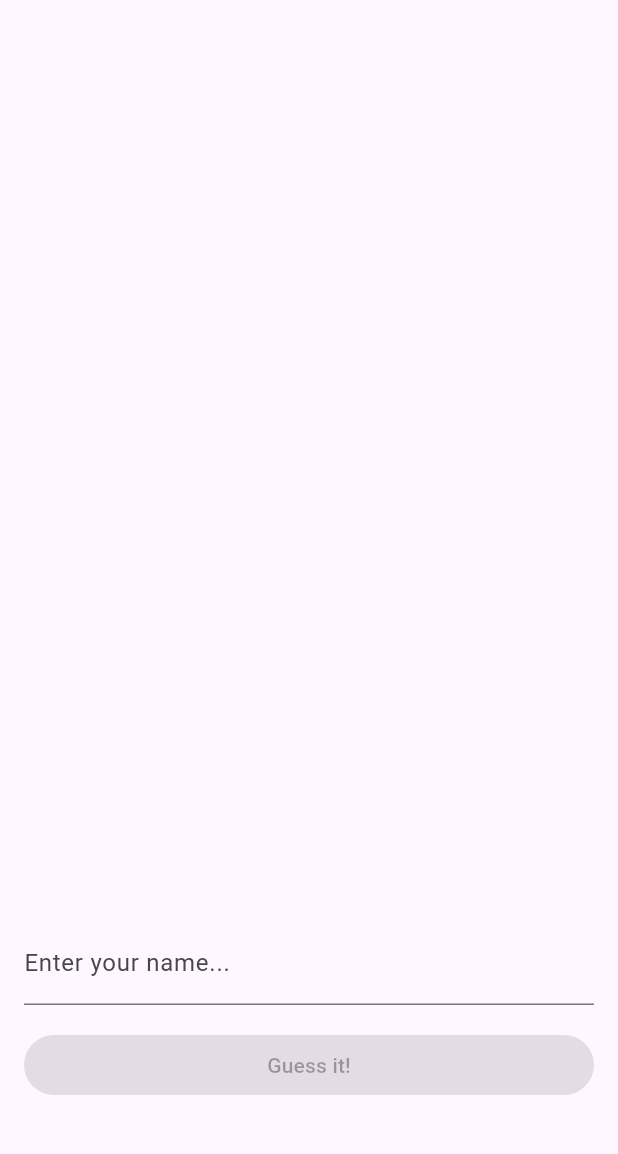
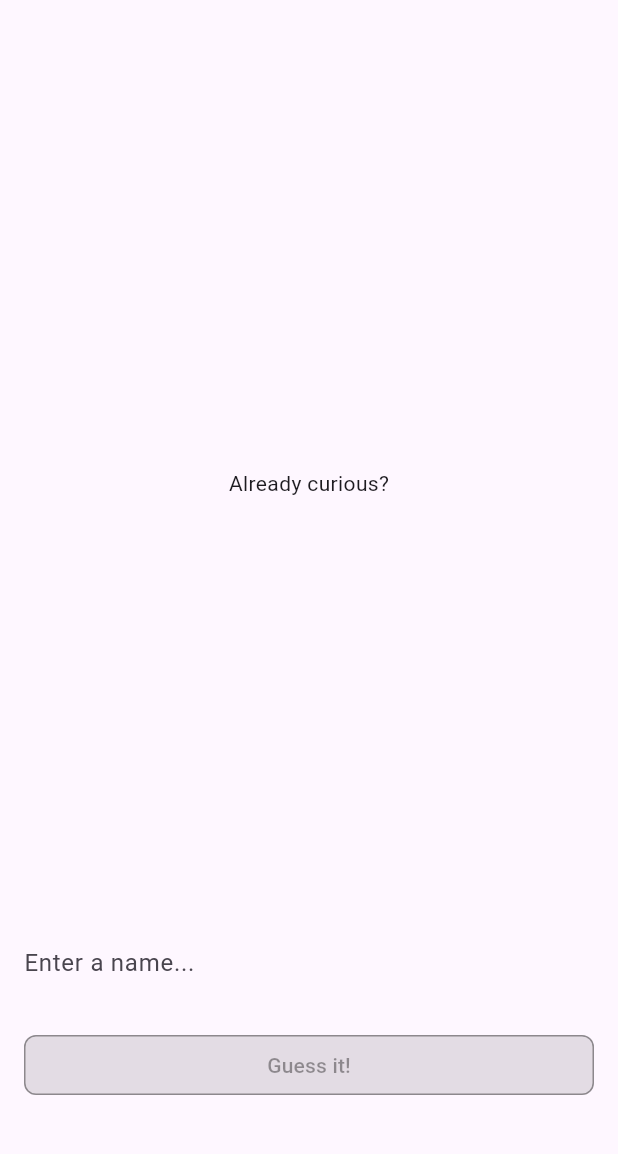
Before and after one commit to paswes/age_guesser, a Flutter app: the screen it shows after launch, on a phone screen of 412 x 824 dp, the part 63-1217 px from its top. Run offline on Flutter 3.47's test engine with Material 2 defaults, Android fonts, the light colour scheme and no system bars; our stand-ins replace flutter_bloc.

Commit message:
feat: get estimated age for given name

```diff
--- a/lib/cubit/status.dart
+++ /dev/null
@@ -1,14 +0,0 @@
-enum Status {
-  initial,
-  loading,
-  success,
-  error;
-
-  bool get isInitial => this == initial;
-
-  bool get isLoading => this == loading;
-
-  bool get isSuccess => this == success;
-
-  bool get isError => this == error;
-}
--- a/lib/main.dart
+++ b/lib/main.dart
@@ -1,9 +1,10 @@
-import 'package:age_guesser/cubit/age_cubit.dart';
-import 'package:age_guesser/pages/home_page.dart';
-import 'package:age_guesser/api/age_api.dart';
+import 'package:age_guesser/pages/guess_age_page.dart';
+import 'package:age_guesser/modules/name_age/api/name_age_api.dart';
 import 'package:flutter/foundation.dart';
 import 'package:flutter/material.dart';
 import 'package:flutter_bloc/flutter_bloc.dart';
+
+import 'modules/name_age/cubit/name_age_cubit.dart';
 
 void main() {
   runApp(const MyApp());
@@ -23,7 +24,7 @@ class MyApp extends StatelessWidget {
       ),
       home: BlocProvider(
         create: (context) => NameAgeCubit(ageApi: AgeApi()),
-        child: const HomePage(),
+        child: const GuessAgePage(),
       ),
     );
   }
--- a/lib/api/age_api.dart
+++ b/lib/modules/name_age/api/name_age_api.dart
@@ -1,16 +1,17 @@
 import 'dart:io';
 import 'dart:convert';
+import 'package:age_guesser/modules/name_age/model/name_age.dart';
 import 'package:http/http.dart' as http;
 
 // ignore: constant_identifier_names
 const API_BASE = 'https://api.agify.io';
 
 class AgeApi {
-  Future<int> getAgeByName(String name) async {
+  Future<NameAge> getAgeByName(String name) async {
     final response = await http.get(Uri.parse('$API_BASE?name=$name'));
     if (response.statusCode == HttpStatus.ok) {
       final json = jsonDecode(response.body);
-      return json['age'];
+      return NameAge.fromJson(json);
     }
 
     throw 'Failed to get estimated age for $name -'
--- a/lib/cubit/age_state.dart
+++ b/lib/modules/name_age/cubit/name_age_state.dart
@@ -1,10 +1,10 @@
-part of 'age_cubit.dart';
+part of 'name_age_cubit.dart';
 
 class NameAgeState {
   final Status status;
   final Exception? lastException;
   final int? age;
-  final String? name;
+  final String name;
 
   const NameAgeState._({
     required this.status,
@@ -17,7 +17,7 @@ class NameAgeState {
         status: Status.initial,
         lastException: null,
         age: null,
-        name: null,
+        name: '',
       );
 
   NameAgeState copyWith({
--- /dev/null
+++ b/lib/modules/name_age/model/name_age.dart
@@ -0,0 +1,21 @@
+// ignore: constant_identifier_names
+const NAME_MIN_LENGTH = 1;
+// ignore: constant_identifier_names
+const NAME_MAX_LENGTH = 30;
+
+class NameAge {
+  final int age;
+  final String name;
+
+  const NameAge({
+    required this.age,
+    required this.name,
+  });
+
+  factory NameAge.fromJson(Map<String, dynamic> json) {
+    return NameAge(
+      age: json['age'],
+      name: json['name'],
+    );
+  }
+}
--- /dev/null
+++ b/lib/pages/guess_age_page.dart
@@ -0,0 +1,139 @@
+import 'package:age_guesser/modules/name_age/cubit/name_age_cubit.dart';
+import 'package:flutter/material.dart';
+import 'package:flutter_bloc/flutter_bloc.dart';
+
+class GuessAgePage extends StatelessWidget {
+  const GuessAgePage({super.key});
+
+  @override
+  Widget build(BuildContext context) {
+    return Scaffold(
+      appBar: AppBar(
+        title: const Text('Age Guesser'),
+        centerTitle: true,
+      ),
+      body: const Padding(
+        padding: EdgeInsets.all(16.0),
+        child: Column(
+          crossAxisAlignment: CrossAxisAlignment.stretch,
+          children: [
+            Spacer(),
+            EstimatedAge(),
+            Spacer(),
+            NameInputField(),
+            SizedBox(height: 16.0),
+            SubmitButton(),
+            SizedBox(height: 32.0),
+          ],
+        ),
+      ),
+    );
+  }
+}
+
+class NameInputField extends StatelessWidget {
+  const NameInputField({super.key});
+
+  @override
+  Widget build(BuildContext context) {
+    NameAgeCubit c = context.read<NameAgeCubit>();
+
+    return TextField(
+      controller: c.nameController,
+      focusNode: c.focusNode,
+      onTapOutside: (_) => c.focusNode.unfocus(),
+      onChanged: (value) => c.onChangedName(value),
+      decoration: const InputDecoration(
+        labelText: 'Enter a name...',
+        floatingLabelBehavior: FloatingLabelBehavior.never,
+        border: InputBorder.none,
+        enabledBorder: InputBorder.none,
+      ),
+    );
+  }
+}
+
+class SubmitButton extends StatelessWidget {
+  const SubmitButton({Key? key}) : super(key: key);
+
+  @override
+  Widget build(BuildContext context) {
+    final NameAgeCubit c = context.read<NameAgeCubit>();
+    final NameAgeState s = context.select((NameAgeCubit c) => c.state);
+
+    final String name = s.name.trim();
+    final bool canSubmit = name.isNotEmpty;
+
+    final ThemeData theme = Theme.of(context);
+    final Color primaryColor = theme.primaryColor;
+    final Color disabledColor = theme.disabledColor;
+
+    return ElevatedButton(
+      onPressed: canSubmit ? () => c.onSubmit(name) : null,
+      style: ElevatedButton.styleFrom(
+        elevation: 0,
+        backgroundColor: canSubmit ? primaryColor : disabledColor,
+        shape: RoundedRectangleBorder(
+          borderRadius: BorderRadius.circular(8.0),
+          side: BorderSide(
+            color: canSubmit ? primaryColor : disabledColor,
+          ),
+        ),
+      ),
+      child: Text(
+        'Guess it!',
+        style: TextStyle(
+          color: canSubmit ? Colors.white : disabledColor,
+        ),
+      ),
+    );
+  }
+}
+
+class EstimatedAge extends StatelessWidget {
+  const EstimatedAge({super.key});
+
+  @override
+  Widget build(BuildContext context) {
+    final state = context.select((NameAgeCubit c) => c.state);
+
+    return Center(
+      child: _build(state),
+    );
+  }
+
+  Widget _build(NameAgeState state) {
+    const initialText = 'Already curious?';
+
+    final status = state.status;
+    switch (status) {
+      case Status.initial:
+        return const Text(initialText);
+      case Status.loading:
+        return const CircularProgressIndicator();
+      case Status.success:
+        if (state.age != null) {
+          return Column(
+            children: [
+              const Text('Estimated age'),
+              Text(
+                '${state.age}',
+                style: const TextStyle(
+                  fontWeight: FontWeight.bold,
+                  fontSize: 40.0,
+                ),
+              ),
+            ],
+          );
+        }
+        return const Text(initialText);
+      case Status.error:
+        return Text(
+          '${state.lastException}',
+          style: const TextStyle(
+            color: Colors.red,
+          ),
+        );
+    }
+  }
+}
--- a/lib/pages/home_page.dart
+++ /dev/null
@@ -1,117 +0,0 @@
-import 'package:age_guesser/cubit/age_cubit.dart';
-import 'package:flutter/material.dart';
-import 'package:flutter_bloc/flutter_bloc.dart';
-
-class HomePage extends StatelessWidget {
-  const HomePage({super.key});
-
-  @override
-  Widget build(BuildContext context) {
-    return Scaffold(
-      appBar: AppBar(
-        title: const Text('Age Guesser'),
-        centerTitle: true,
-      ),
-      body: const Padding(
-        padding: EdgeInsets.all(16.0),
-        child: Column(
-          crossAxisAlignment: CrossAxisAlignment.stretch,
-          children: [
-            Spacer(),
-            EstimatedAge(),
-            Spacer(),
-            NameInputField(),
-            SizedBox(height: 16.0),
-            SubmitButton(),
-            SizedBox(height: 32.0),
-          ],
-        ),
-      ),
-    );
-  }
-}
-
-class NameInputField extends StatelessWidget {
-  const NameInputField({super.key});
-
-  @override
-  Widget build(BuildContext context) {
-    NameAgeCubit c = context.read<NameAgeCubit>();
-
-    return TextField(
-      controller: c.nameController,
-      focusNode: c.focusNode,
-      onTapOutside: (_) => c.removeFocus(),
-      onChanged: (value) => c.onChangedName(value.trim()),
-      decoration: const InputDecoration(
-        labelText: 'Enter your name...',
-      ),
-    );
-  }
-}
-
-class SubmitButton extends StatelessWidget {
-  const SubmitButton({Key? key}) : super(key: key);
-
-  @override
-  Widget build(BuildContext context) {
-    final NameAgeCubit c = context.read<NameAgeCubit>();
-
-    return BlocBuilder<NameAgeCubit, NameAgeState>(
-      builder: (context, state) {
-        final String? name = state.name;
-        final bool isDirty = name != c.nameController.text;
-        final bool canSubmit = (name?.isNotEmpty ?? false) && !isDirty;
-        return ElevatedButton(
-          onPressed: canSubmit ? () => c.getAge(state.name!) : null,
-          child: const Text('Guess it!'),
-        );
-      },
-    );
-  }
-}
-
-class EstimatedAge extends StatelessWidget {
-  const EstimatedAge({super.key});
-
-  Widget _build(NameAgeState state) {
-    if (state.status.isLoading) {
-      return const CircularProgressIndicator();
-    }
-
-    if (state.status.isError) {
-      return Text(
-        '${state.lastException}',
-        style: const TextStyle(
-          color: Colors.red,
-        ),
-      );
-    }
-
-    if (state.age == null) {
-      return const SizedBox();
-    }
-
-    return Column(
-      children: [
-        const Text('Estimated age'),
-        Text(
-          '${state.age}',
-          style: const TextStyle(
-            fontWeight: FontWeight.bold,
-            fontSize: 40.0,
-          ),
-        ),
-      ],
-    );
-  }
-
-  @override
-  Widget build(BuildContext context) {
-    final state = context.select((NameAgeCubit c) => c.state);
-
-    return Center(
-      child: _build(state),
-    );
-  }
-}
```
Also changed, not shown: lib/modules/name_age/cubit/name_age_cubit.dart (renamed from lib/cubit/age_cubit.dart, +20 -10 lines).
